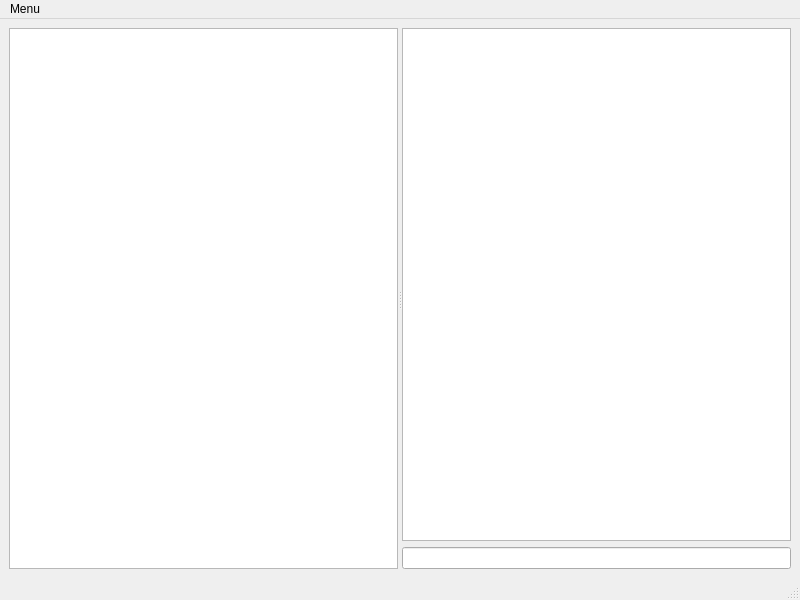
Before: the Qt Designer form source/mainwindow.ui in kociap/Discord-, drawn with Qt 5.
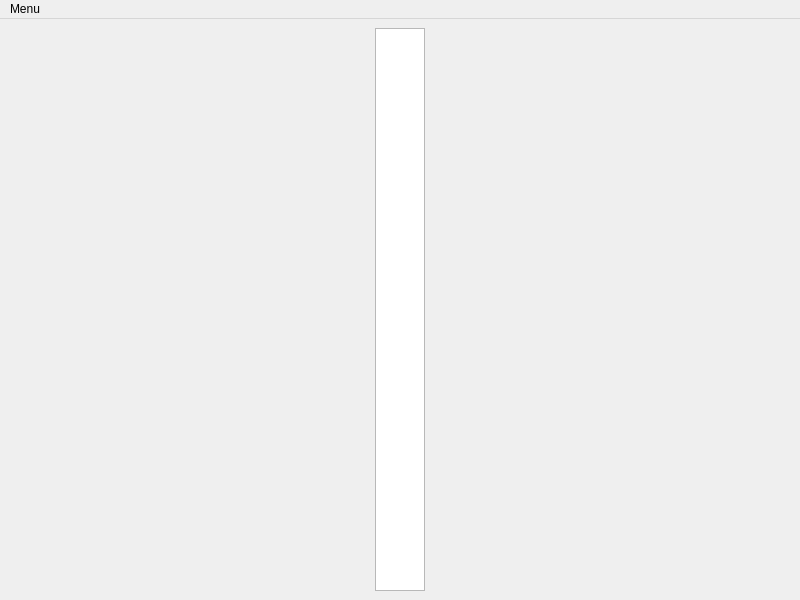
After: the same form once the commit is applied.

```diff
--- a/source/mainwindow.ui
+++ b/source/mainwindow.ui
@@ -16,22 +16,13 @@
     <widget class="QWidget" name="centralwidget">
       <layout class="QHBoxLayout" name="horizontalLayout">
         <item>
-          <widget class="QSplitter" name="splitter">
-            <property name="orientation">
-              <enum>Qt::Horizontal</enum>
-            </property>
-            <widget class="QListWidget" name="listWidget">
-            </widget>
-            <widget class="QWidget" name="layoutWidget">
-              <layout class="QVBoxLayout" name="verticalLayout">
-                <item>
-                  <widget class="QTextEdit" name="textEdit"/>
-                </item>
-                <item>
-                  <widget class="QLineEdit" name="lineEdit"/>
-                </item>
-              </layout>
-            </widget>
+     <widget class="QListWidget" name="serverList">
+      <property name="maximumSize">
+       <size>
+        <width>50</width>
+        <height>16777215</height>
+       </size>
+      </property>
           </widget>
         </item>
       </layout>
@@ -53,7 +44,6 @@
       </widget>
       <addaction name="menu_Menu"/>
     </widget>
-    <widget class="QStatusBar" name="statusbar"/>
     <action name="actionTodo">
       <property name="enabled">
         <bool>false</bool>
```
Left out of the diff: 2 changed lines with no effect on the pictures. Lines whose indentation alone changed are shown as unchanged.
